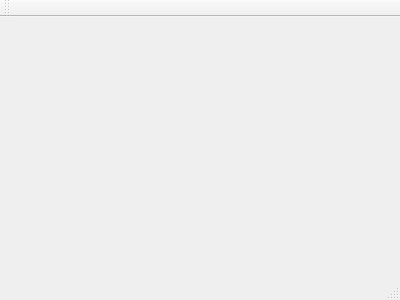
WR0903/study_note, file Qt_Study/PART_2/untitled/mainwindow.ui: the form before one commit.
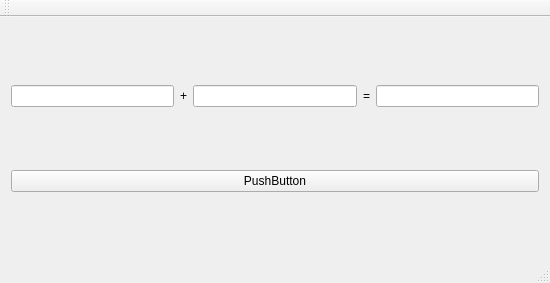
The form after the commit.

Patch:
```diff
--- a/Qt_Study/PART_2/untitled/mainwindow.ui
+++ b/Qt_Study/PART_2/untitled/mainwindow.ui
@@ -6,14 +6,51 @@
    <rect>
     <x>0</x>
     <y>0</y>
-    <width>400</width>
-    <height>300</height>
+    <width>550</width>
+    <height>283</height>
    </rect>
   </property>
   <property name="windowTitle">
    <string>MainWindow</string>
   </property>
-  <widget class="QWidget" name="centralWidget"/>
+  <widget class="QWidget" name="centralWidget">
+   <layout class="QVBoxLayout" name="verticalLayout">
+    <item>
+     <layout class="QHBoxLayout" name="horizontalLayout">
+      <item>
+       <widget class="QLineEdit" name="firstLineEdit"/>
+      </item>
+      <item>
+       <widget class="QLabel" name="label">
+        <property name="text">
+         <string>+</string>
+        </property>
+       </widget>
+      </item>
+      <item>
+       <widget class="QLineEdit" name="secondLineEdit"/>
+      </item>
+      <item>
+       <widget class="QLabel" name="label_2">
+        <property name="text">
+         <string>=</string>
+        </property>
+       </widget>
+      </item>
+      <item>
+       <widget class="QLineEdit" name="valLineEdit"/>
+      </item>
+     </layout>
+    </item>
+    <item>
+     <widget class="QPushButton" name="calButton">
+      <property name="text">
+       <string>PushButton</string>
+      </property>
+     </widget>
+    </item>
+   </layout>
+  </widget>
   <widget class="QMenuBar" name="menuBar">
    <property name="geometry">
     <rect>
```
Left out of the diff: 2 changed lines with no effect on the pictures.
